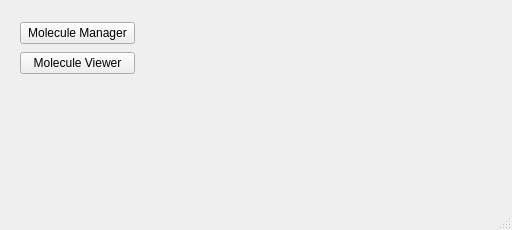
First picture: the form in HBPy/SessionViewer/MainWindow.ui, repository hbulou/site-packages, before the edit.
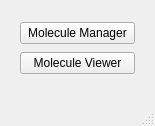
Second picture: the form after the edit.

Commit message:
Finalisation du widget Molecule Manager
Le widget Molecule Manager permet de charger ou de fabriquer des molécule
qui peuvent être visualisées dans un 3D viewer.
Projet :
  * afficher un widget listant les atomes d'une molécule sélectionnée
  * pouvoir manipuler deux molécules pour les assembler

Diff of the .ui file:
```diff
--- a/HBPy/SessionViewer/MainWindow.ui
+++ b/HBPy/SessionViewer/MainWindow.ui
@@ -6,15 +6,15 @@
    <rect>
     <x>0</x>
     <y>0</y>
-    <width>512</width>
-    <height>230</height>
+    <width>155</width>
+    <height>126</height>
    </rect>
   </property>
   <property name="windowTitle">
    <string>MainWindow</string>
   </property>
   <widget class="QWidget" name="centralwidget">
-   <widget class="QWidget" name="">
+   <widget class="QWidget" name="layoutWidget">
     <property name="geometry">
      <rect>
       <x>20</x>
```
Left out of the diff: 2 changed lines with no effect on the pictures. The commit also changes 2 other files.
